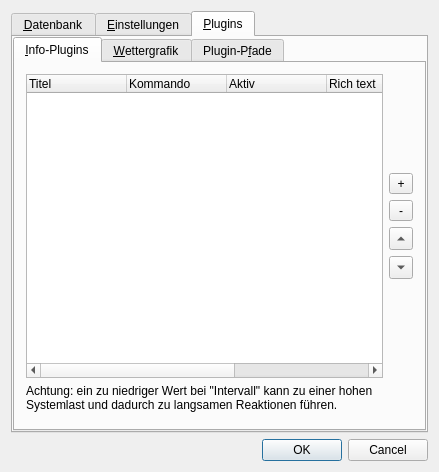
Old version of the form src/gui/windows/SettingsWindow.ui in the repository startkladde/startkladde.
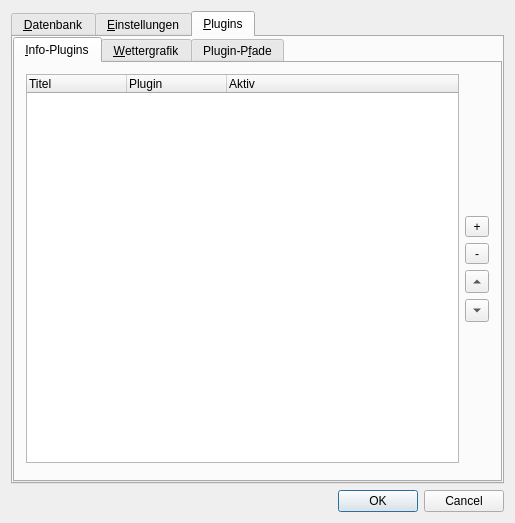
New version of the form. The open tabs and pages were chosen to show the change.

Commit message: Adding and removing info plugins in SettingsWindow Loading and saving info plugins in Settings

Diff of the .ui file:
```diff
--- a/src/gui/windows/SettingsWindow.ui
+++ b/src/gui/windows/SettingsWindow.ui
@@ -6,8 +6,8 @@
    <rect>
     <x>0</x>
     <y>0</y>
-    <width>439</width>
-    <height>472</height>
+    <width>515</width>
+    <height>523</height>
    </rect>
   </property>
   <property name="windowTitle">
@@ -435,7 +435,7 @@
                 </column>
                 <column>
                  <property name="text">
-                  <string>Kommando</string>
+                  <string>Plugin</string>
                  </property>
                  <property name="toolTip">
                   <string>Plugin-Kommando (mit eventuellen Parametern)</string>
@@ -446,39 +446,6 @@
                   <string>Aktiv</string>
                  </property>
                 </column>
-                <column>
-                 <property name="text">
-                  <string>Rich text</string>
-                 </property>
-                 <property name="toolTip">
-                  <string>Wenn aktiviert, wird die Ausgabe des
-Plugins als Qt-Rich-Text interpretiert.</string>
-                 </property>
-                </column>
-                <column>
-                 <property name="text">
-                  <string>Intervall</string>
-                 </property>
-                 <property name="toolTip">
-                  <string>Dauer (in Sekunden) bis das Plugin wieder gestartet
-wird, nachdem es beendet ist. Wenn 0, wird das Plugin
-nicht neu gestartet.
-Für Plugins, die dauerhaft laufen, sollte dieser Wert wenige
-Sekunden betragen. Für Plugins, die nach dem Abrufen von
-Daten beendet werden, ist dies die Zeit zwischen
-aufeinanderfolgenden Aktualisierungen.</string>
-                 </property>
-                </column>
-                <column>
-                 <property name="text">
-                  <string>Warnung beim Beenden</string>
-                 </property>
-                 <property name="toolTip">
-                  <string>Wenn aktiviert, wird eine Warnung auf der Standardausgabe
-(stdout) ausgegeben, wenn das Plugin beendet wird. Diese
-Option ist nur für Plugins sinnvoll, die dauerhaft laufen.</string>
-                 </property>
-                </column>
                </widget>
               </item>
               <item>
@@ -589,16 +556,6 @@
              </layout>
             </widget>
            </item>
-           <item>
-            <widget class="QLabel" name="label_3">
-             <property name="text">
-              <string>Achtung: ein zu niedriger Wert bei &quot;Intervall&quot; kann zu einer hohen Systemlast und dadurch zu langsamen Reaktionen führen.</string>
-             </property>
-             <property name="wordWrap">
-              <bool>true</bool>
-             </property>
-            </widget>
-           </item>
            <item>
             <widget class="QWidget" name="infoPluginsListPane_2" native="true">
              <layout class="QHBoxLayout" name="horizontalLayout_4">
```
Left out of the diff: 3 changed lines with no effect on the pictures. The commit also changes 19 other files.
